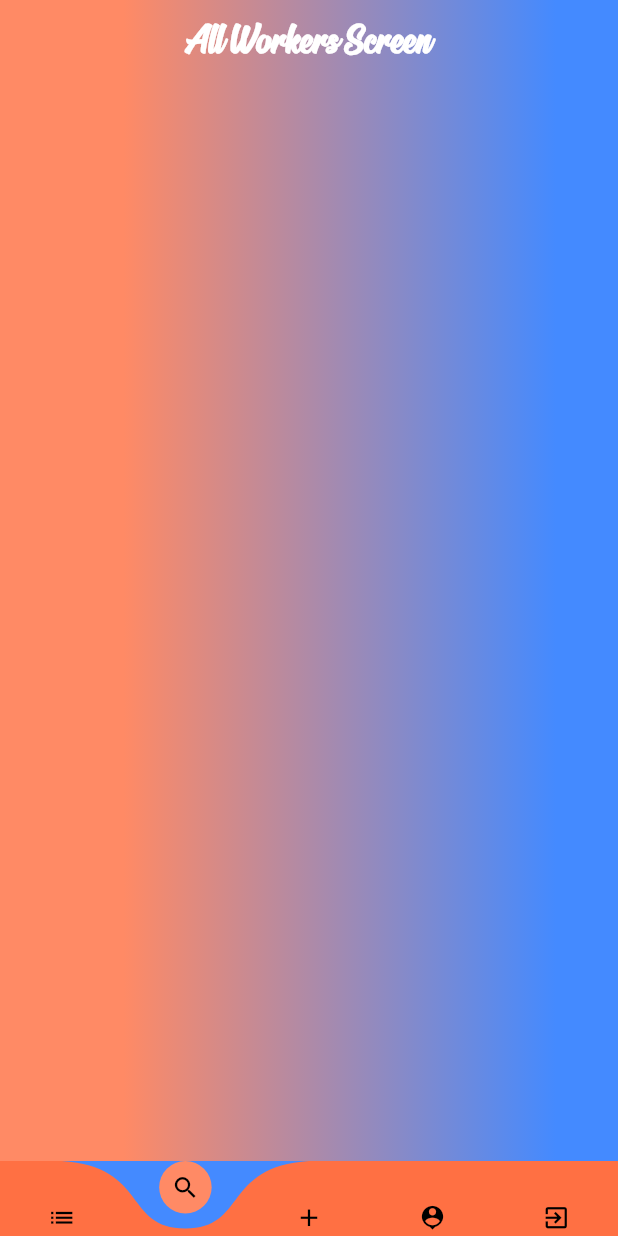
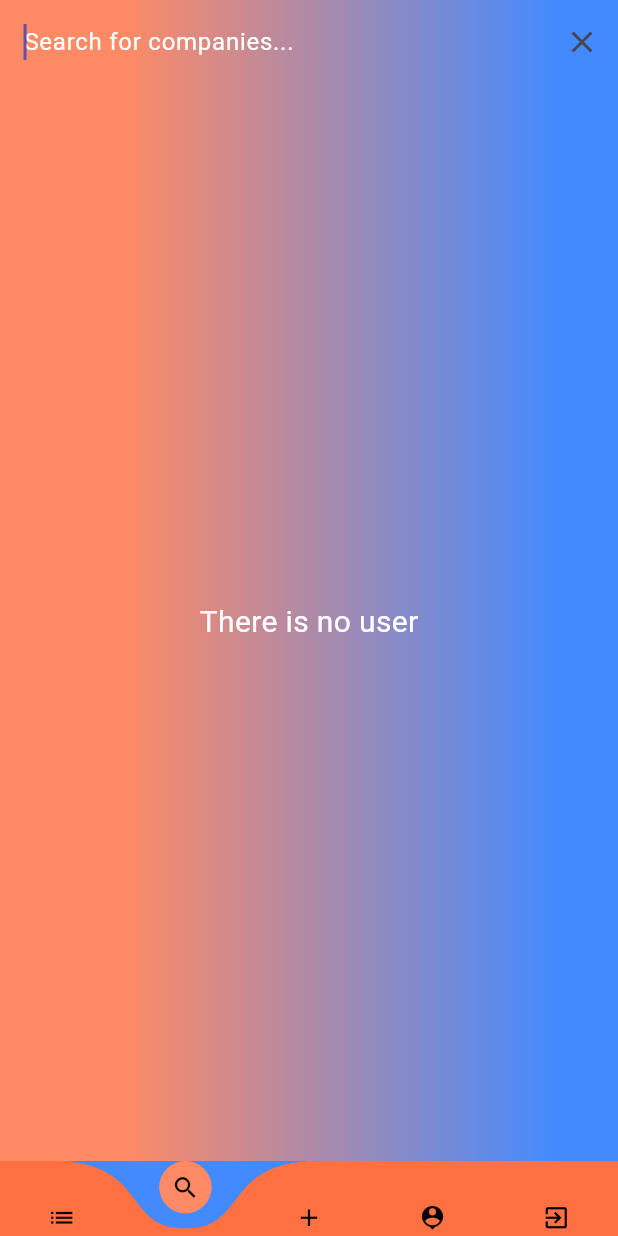
Before and after one commit to sweerasingha/volunteer_connect, a Flutter app: the screen it shows once a user with an empty profile is signed in, item 2 of the bottom bar chosen, on a phone screen of 412 x 824 dp. Run offline on Flutter 3.47's test engine with Material 3 defaults, Android fonts, the phone set to English and light mode, and no system bars; drawn by our look-alikes of curved_navigation_bar; our stand-ins replace cached_network_image, cloud_firestore, firebase_auth, firebase_core, firebase_storage, fluttericon and 3 more; accounts and stored records are empty; network calls fail.

Commit message:
App is now running

```diff
--- a/lib/Search/search_companies.dart
+++ b/lib/Search/search_companies.dart
@@ -1,4 +1,6 @@
+import 'package:cloud_firestore/cloud_firestore.dart';
 import 'package:flutter/material.dart';
+import 'package:vc_v1/Widgets/all_companies_widget.dart';
 
 import '../Widgets/bottom_nav_bar.dart';
 
@@ -9,6 +11,54 @@ class AllWorkersScreen extends StatefulWidget {
 }
 
 class _AllWorkersScreenState extends State<AllWorkersScreen> {
+
+  final TextEditingController _searchQueryController = TextEditingController();
+  String seachQuery = "Search query";
+
+  Widget _buildSearchField()
+  {
+    return TextField(
+      controller: _searchQueryController,
+      autofocus: true,
+      decoration: const InputDecoration(
+        hintText: 'Search for companies...',
+        border: InputBorder.none,
+        hintStyle: TextStyle(color: Colors.white),
+      ),
+      style: const TextStyle(color: Colors.white, fontSize: 16.0),
+      onChanged: (query) => updateSearchQuery(query),
+    );
+  }
+
+  List<Widget> _buildActions()
+  {
+    return <Widget>[
+      IconButton(
+        icon: const Icon(Icons.clear),
+        onPressed: (){
+          _clearSearchQuery();
+        },
+      ),
+    ];
+  }
+
+  void _clearSearchQuery()
+  {
+    setState(() {
+      _searchQueryController.clear();
+      updateSearchQuery("");
+    });
+  }
+
+  void updateSearchQuery(String newQuery)
+  {
+    setState(() {
+      seachQuery = newQuery;
+      print(seachQuery);
+    });
+
+  }
+
   @override
   Widget build(BuildContext context) {
     return Container(
@@ -24,16 +74,6 @@ class _AllWorkersScreenState extends State<AllWorkersScreen> {
         bottomNavigationBar: BottomNavigationBarForApp(indexNum: 1,),
         backgroundColor: Colors.transparent,
         appBar: AppBar(
-          title: const Text(
-            "All Workers Screen",
-            style: TextStyle(
-                color: Colors.white,
-                fontSize: 30,
-                fontWeight: FontWeight.bold,
-                fontFamily: 'Signatra'
-            ),
-          ),
-          centerTitle: true,
           flexibleSpace: Container(
             decoration: BoxDecoration(
               gradient: LinearGradient(
@@ -44,6 +84,64 @@ class _AllWorkersScreenState extends State<AllWorkersScreen> {
               ),
             ),
           ),
+          automaticallyImplyLeading: false,
+          title: _buildSearchField(),
+          actions: _buildActions(),
+        ),
+        body: StreamBuilder<QuerySnapshot>(
+          stream: FirebaseFirestore.instance
+              .collection('users')
+              .where('name', isGreaterThanOrEqualTo: seachQuery)
+              .snapshots(),
+          builder: (context, AsyncSnapshot snapshot){
+            if(snapshot.connectionState == ConnectionState.waiting)
+              {
+                return const Center(
+                  child: CircularProgressIndicator(),
+                );
+              }
+            else if(snapshot.connectionState == ConnectionState.active)
+              {
+                if(snapshot.data!.docs.isNotEmpty)
+                  {
+                    return ListView.builder(
+                      itemCount: snapshot.data!.docs.length,
+                      itemBuilder: (BuildContext context, int index)
+                        {
+                          return AllWorkersWidget(
+                            userId: snapshot.data!.docs[index]['id'],
+                            userName: snapshot.data!.docs[index]['name'],
+                            userEmail: snapshot.data!.docs[index]['email'],
+                            userImageUrl: snapshot.data!.docs[index]['imageUrl'],
+                            phoneNumber: snapshot.data!.docs[index]['phoneNumber'],
+                          );
+                        }
+                    );
+                  }
+                else
+                  {
+                    return const Center(
+                      child: Text(
+                        'There is no user',
+                        style: TextStyle(
+                          color: Colors.white,
+                          fontSize: 20,
+                        ),
+                      )
+                    );
+                  }
+              }
+            return const Center(
+              child: Text(
+                'Some thing went wrong',
+                style: TextStyle(
+                  color: Colors.white,
+                  fontSize: 30,
+                  fontWeight: FontWeight.bold,
+                ),
+              )
+            );
+          }
         ),
       ),
     );
```
Also changed, not shown: lib/Widgets/all_companies_widget.dart (added, +110 -0 lines).
